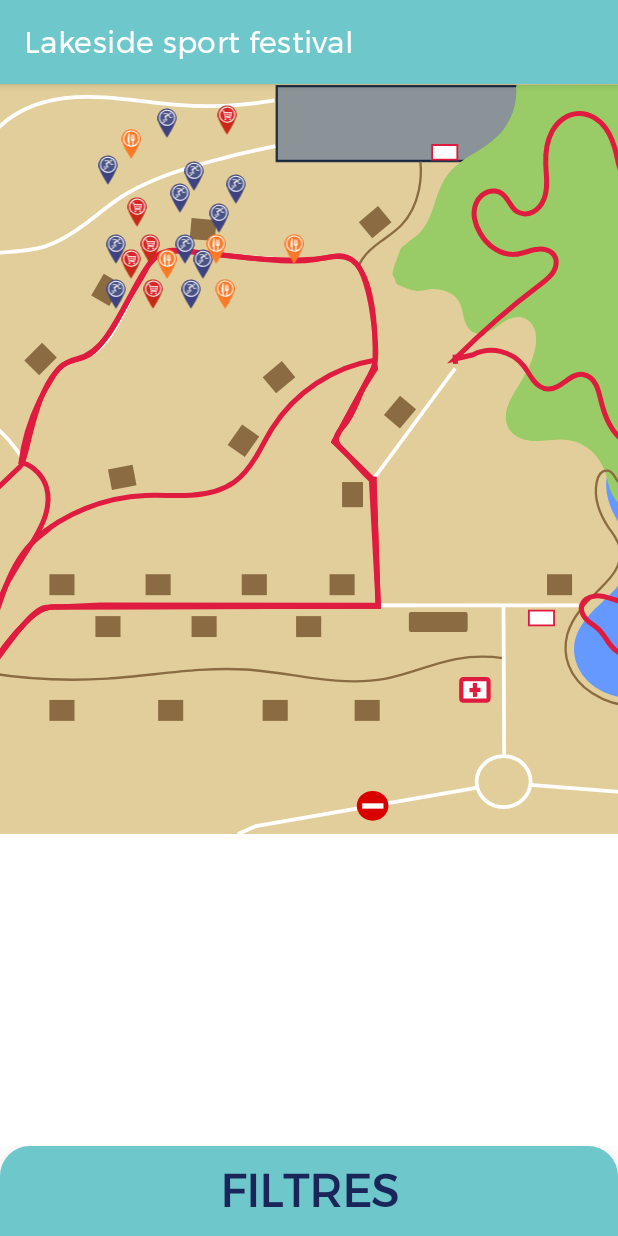
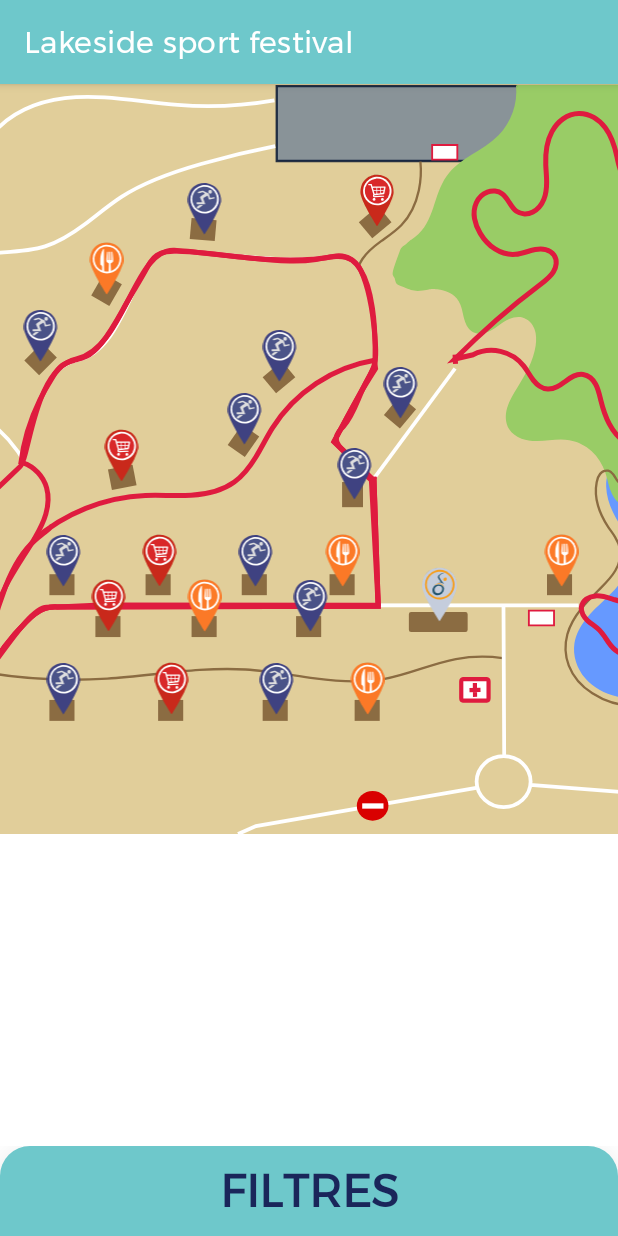
Before and after one commit to LenaAbel/SAE-S4, an Android app: the fragment MapFragment shown on its own in the app's theme, on a phone screen of 412 x 824 dp. Run offline under Robolectric (Android 15) with nearby library versions, the phone set to English and light mode, and no system bars; our stand-ins replace navigation-ui; libraries missing offline, so code that uses them is left out: cn.iwgang.countdownview; 1 statement that could not run was skipped.

Commit message:
Changed logos placement on map

```diff
--- a/app/src/main/java/com/example/sae_s4/MapFragment.kt
+++ b/app/src/main/java/com/example/sae_s4/MapFragment.kt
@@ -35,6 +35,7 @@ class MapFragment : Fragment() {
         val view = inflater.inflate(R.layout.fragment_map, container, false)
 
         logoList = listOf(
+            view.findViewById(R.id.logo1),
             view.findViewById(R.id.logo2),
             view.findViewById(R.id.logo3),
             view.findViewById(R.id.logo4),
@@ -62,8 +63,6 @@ class MapFragment : Fragment() {
         logoList.forEach { logo ->
             logo.setOnClickListener {
                 Log.d("MapFragment", "Logo clicked")
-                Toast.makeText(requireContext(), "Logo clicked: " + logo.tag, Toast.LENGTH_SHORT)
-                    .show()
                 val builder = AlertDialog.Builder(requireContext())
                 builder.setTitle(logo.tag.toString())
                 builder.setMessage("Message de la pop-up")
--- a/app/src/main/res/layout/fragment_map.xml
+++ b/app/src/main/res/layout/fragment_map.xml
@@ -14,12 +14,27 @@
         android:scaleType="centerCrop"
         app:srcCompat="@drawable/carte" />
 
+
+    <ImageView
+        android:id="@+id/logo1"
+        android:layout_width="35dp"
+        android:layout_height="40dp"
+        android:layout_marginStart="275dp"
+        android:layout_marginTop="320dp"
+        android:contentDescription="@string/description_logo_apf"
+        android:tag="APF"
+        app:layout_constraintBottom_toBottomOf="@id/carte"
+        app:layout_constraintEnd_toEndOf="@id/carte"
+        app:layout_constraintStart_toStartOf="@id/carte"
+        app:layout_constraintTop_toTopOf="@id/carte"
+        app:srcCompat="@drawable/apf3" />
+
     <ImageView
         android:id="@+id/logo2"
-        android:layout_width="40dp"
-        android:layout_height="20dp"
-        android:layout_marginStart="176dp"
-        android:layout_marginTop="100dp"
+        android:layout_width="30dp"
+        android:layout_height="35dp"
+        android:layout_marginStart="359dp"
+        android:layout_marginTop="300dp"
         android:contentDescription="@string/description_logo_resto"
         android:tag="Subway"
         app:layout_constraintBottom_toBottomOf="@id/carte"
@@ -30,10 +45,10 @@
 
     <ImageView
         android:id="@+id/logo3"
-        android:layout_width="40dp"
-        android:layout_height="20dp"
-        android:layout_marginStart="126dp"
-        android:layout_marginTop="79dp"
+        android:layout_width="30dp"
+        android:layout_height="35dp"
+        android:layout_marginStart="221dp"
+        android:layout_marginTop="242dp"
         android:contentDescription="@string/description_logo_sport"
         android:tag="Equitation Passion"
         app:layout_constraintBottom_toBottomOf="@id/carte"
@@ -44,10 +59,10 @@
 
     <ImageView
         android:id="@+id/logo4"
-        android:layout_width="40dp"
-        android:layout_height="20dp"
-        android:layout_marginStart="137dp"
-        android:layout_marginTop="60dp"
+        android:layout_width="30dp"
+        android:layout_height="35dp"
+        android:layout_marginStart="252dp"
+        android:layout_marginTop="188dp"
         android:contentDescription="@string/description_logo_sport"
         android:tag="TVB Tours Volleyball"
         app:layout_constraintBottom_toBottomOf="@id/carte"
@@ -58,12 +73,12 @@
 
     <ImageView
         android:id="@+id/logo5"
-        android:layout_width="40dp"
-        android:layout_height="20dp"
-        android:layout_marginStart="52dp"
-        android:layout_marginTop="47dp"
+        android:layout_width="30dp"
+        android:layout_height="35dp"
+        android:layout_marginStart="12dp"
+        android:layout_marginTop="150dp"
         android:contentDescription="@string/description_logo_sport"
-        android:tag="FFFTA Fédération Françase de Tir à l'arc"
+        android:tag="FFTA Fédération Françase de Tir à l'arc"
         app:layout_constraintBottom_toBottomOf="@id/carte"
         app:layout_constraintEnd_toEndOf="@id/carte"
         app:layout_constraintStart_toStartOf="@id/carte"
@@ -72,10 +87,10 @@
 
     <ImageView
         android:id="@+id/logo6"
-        android:layout_width="40dp"
-        android:layout_height="20dp"
-        android:layout_marginStart="131dp"
-        android:layout_marginTop="14dp"
+        android:layout_width="32dp"
+        android:layout_height="35dp"
+        android:layout_marginStart="235dp"
+        android:layout_marginTop="60dp"
         android:contentDescription="@string/description_logo_magasin"
         android:tag="Decathlon"
         app:layout_constraintBottom_toBottomOf="@id/carte"
@@ -86,10 +101,10 @@
 
     <ImageView
         android:id="@+id/logo7"
-        android:layout_width="40dp"
-        android:layout_height="20dp"
-        android:layout_marginStart="130dp"
-        android:layout_marginTop="130dp"
+        android:layout_width="30dp"
+        android:layout_height="35dp"
+        android:layout_marginStart="230dp"
+        android:layout_marginTop="385dp"
         android:contentDescription="@string/description_logo_resto"
         android:tag="Camion qui fume"
         app:layout_constraintBottom_toBottomOf="@id/carte"
@@ -100,10 +115,10 @@
 
     <ImageView
         android:id="@+id/logo8"
-        android:layout_width="40dp"
-        android:layout_height="20dp"
-        android:layout_marginStart="107dp"
-        android:layout_marginTop="130dp"
+        android:layout_width="30dp"
+        android:layout_height="35dp"
+        android:layout_marginStart="169dp"
+        android:layout_marginTop="385dp"
         android:contentDescription="@string/description_logo_sport"
         android:tag="BCC Badminton Club Chambly Oise"
         app:layout_constraintBottom_toBottomOf="@id/carte"
@@ -114,10 +129,10 @@
 
     <ImageView
         android:id="@+id/logo9"
-        android:layout_width="40dp"
-        android:layout_height="20dp"
-        android:layout_marginStart="82dp"
-        android:layout_marginTop="130dp"
+        android:layout_width="30dp"
+        android:layout_height="35dp"
+        android:layout_marginStart="99dp"
+        android:layout_marginTop="385dp"
         android:contentDescription="@string/description_logo_magasin"
         android:tag="SportsRaquettes"
         app:layout_constraintBottom_toBottomOf="@id/carte"
@@ -128,10 +143,10 @@
 
     <ImageView
         android:id="@+id/logo10"
-        android:layout_width="40dp"
-        android:layout_height="20dp"
-        android:layout_marginStart="57dp"
-        android:layout_marginTop="130dp"
+        android:layout_width="30dp"
+        android:layout_height="35dp"
+        android:layout_marginStart="27dp"
+        android:layout_marginTop="385dp"
         android:contentDescription="@string/description_logo_sport"
         android:tag="Karting Circuit Paul Ricard"
         app:layout_constraintBottom_toBottomOf="@id/carte"
@@ -142,10 +157,10 @@
 
     <ImageView
         android:id="@+id/logo11"
-        android:layout_width="40dp"
-        android:layout_height="20dp"
-        android:layout_marginStart="67dp"
-        android:layout_marginTop="30dp"
+        android:layout_width="30dp"
+        android:layout_height="35dp"
+        android:layout_marginStart="56dp"
+        android:layout_marginTop="105dp"
         android:contentDescription="@string/description_logo_resto"
         android:tag="Fontaine des saveurs"
         app:layout_constraintBottom_toBottomOf="@id/carte"
@@ -156,10 +171,10 @@
 
     <ImageView
         android:id="@+id/logo12"
-        android:layout_width="40dp"
-        android:layout_height="20dp"
-        android:layout_marginStart="100dp"
-        android:layout_marginTop="66dp"
+        android:layout_width="30dp"
+        android:layout_height="35dp"
+        android:layout_marginStart="148dp"
+        android:layout_marginTop="205dp"
         android:contentDescription="@string/description_logo_sport"
         android:tag="JDA Dijon Basket"
         app:layout_constraintBottom_toBottomOf="@id/carte"
@@ -170,10 +185,10 @@
 
     <ImageView
         android:id="@+id/logo13"
-        android:layout_width="40dp"
-        android:layout_height="20dp"
-        android:layout_marginStart="109dp"
-        android:layout_marginTop="51dp"
+        android:layout_width="30dp"
+        android:layout_height="35dp"
+        android:layout_marginStart="171dp"
+        android:layout_marginTop="163dp"
         android:contentDescription="@string/description_logo_sport"
         android:tag="CMN Club Natation Marseille"
         app:layout_constraintBottom_toBottomOf="@id/carte"
@@ -184,10 +199,10 @@
 
     <ImageView
         android:id="@+id/logo14"
-        android:layout_width="40dp"
-        android:layout_height="20dp"
-        android:layout_marginStart="67dp"
-        android:layout_marginTop="110dp"
+        android:layout_width="30dp"
+        android:layout_height="35dp"
+        android:layout_marginStart="57dp"
+        android:layout_marginTop="330dp"
         android:contentDescription="@string/description_logo_magasin"
         android:tag="InterSport"
         app:layout_constraintBottom_toBottomOf="@id/carte"
@@ -198,10 +213,10 @@
 
     <ImageView
         android:id="@+id/logo15"
-        android:layout_width="40dp"
-        android:layout_height="20dp"
-        android:layout_marginStart="91dp"
-        android:layout_marginTop="110dp"
+        android:layout_width="30dp"
+        android:layout_height="35dp"
+        android:layout_marginStart="121dp"
+        android:layout_marginTop="330dp"
         android:tag="Courtepaille"
         android:contentDescription="@string/description_logo_resto"
         app:layout_constraintBottom_toBottomOf="@id/carte"
@@ -212,10 +227,10 @@
 
     <ImageView
         android:id="@+id/logo16"
-        android:layout_width="40dp"
-        android:layout_height="20dp"
-        android:layout_marginStart="115dp"
-        android:layout_marginTop="110dp"
+        android:layout_width="30dp"
+        android:layout_height="35dp"
+        android:layout_marginStart="192dp"
+        android:layout_marginTop="330dp"
         android:contentDescription="@string/description_logo_sport"
         android:tag="ASPTT Charles"
         app:layout_constraintBottom_toBottomOf="@id/carte"
@@ -226,10 +241,10 @@
 
     <ImageView
         android:id="@+id/logo17"
-        android:layout_width="40dp"
-        android:layout_height="20dp"
-        android:layout_marginStart="103dp"
-        android:layout_marginTop="100dp"
+        android:layout_width="30dp"
+        android:layout_height="35dp"
+        android:layout_marginStart="155dp"
+        android:layout_marginTop="300dp"
         android:contentDescription="@string/description_logo_sport"
         android:tag="Escrime"
         app:layout_constraintBottom_toBottomOf="@id/carte"
@@ -240,10 +255,10 @@
 
     <ImageView
         android:id="@+id/logo18"
-        android:layout_width="40dp"
-        android:layout_height="20dp"
-        android:layout_marginStart="124dp"
-        android:layout_marginTop="100dp"
+        android:layout_width="30dp"
+        android:layout_height="35dp"
+        android:layout_marginStart="213dp"
+        android:layout_marginTop="300dp"
         android:contentDescription="@string/description_logo_resto"
         android:tag="Citadelle de Belfort"
         app:layout_constraintBottom_toBottomOf="@id/carte"
@@ -254,10 +269,10 @@
 
     <ImageView
         android:id="@+id/logo19"
-        android:layout_width="40dp"
-        android:layout_height="20dp"
-        android:layout_marginStart="80dp"
-        android:layout_marginTop="100dp"
+        android:layout_width="30dp"
+        android:layout_height="35dp"
+        android:layout_marginStart="91dp"
+        android:layout_marginTop="300dp"
         android:contentDescription="@string/description_logo_magasin"
         android:tag="KartShop France"
         app:layout_constraintBottom_toBottomOf="@id/carte"
@@ -268,10 +283,10 @@
 
     <ImageView
         android:id="@+id/logo20"
-        android:layout_width="40dp"
-        android:layout_height="20dp"
-        android:layout_marginStart="57dp"
-        android:layout_marginTop="100dp"
+        android:layout_width="30dp"
+        android:layout_height="35dp"
+        android:layout_marginStart="27dp"
+        android:layout_marginTop="300dp"
         android:contentDescription="@string/description_logo_sport"
         android:tag="Montpellier Judo Olympics"
         app:layout_constraintBottom_toBottomOf="@id/carte"
@@ -282,10 +297,10 @@
 
     <ImageView
         android:id="@+id/logo21"
-        android:layout_width="40dp"
-        android:layout_height="20dp"
-        android:layout_marginStart="71dp"
-        android:layout_marginTop="75dp"
+        android:layout_width="30dp"
+        android:layout_height="35dp"
+        android:layout_marginStart="66dp"
+        android:layout_marginTop="230dp"
         android:contentDescription="@string/description_logo_magasin"
         android:tag="Probike Shop"
         app:layout_constraintBottom_toBottomOf="@id/carte"
@@ -296,10 +311,10 @@
 
     <ImageView
         android:id="@+id/logo22"
-        android:layout_width="40dp"
-        android:layout_height="20dp"
-        android:layout_marginStart="91dp"
-        android:layout_marginTop="16dp"
+        android:layout_width="30dp"
+        android:layout_height="35dp"
+        android:layout_marginStart="121dp"
+        android:layout_marginTop="65dp"
         android:contentDescription="@string/description_logo_sport"
         android:tag="Lille Métropole Tennis de table"
         app:layout_constraintBottom_toBottomOf="@id/carte"
--- a/app/src/main/res/values/strings.xml
+++ b/app/src/main/res/values/strings.xml
@@ -54,4 +54,5 @@
     <string name="description_logo_resto">resto</string>
     <string name="description_logo_sport">sport</string>
     <string name="description_logo_magasin">magasin</string>
+    <string name="description_logo_apf">apf</string>
 </resources>
```
